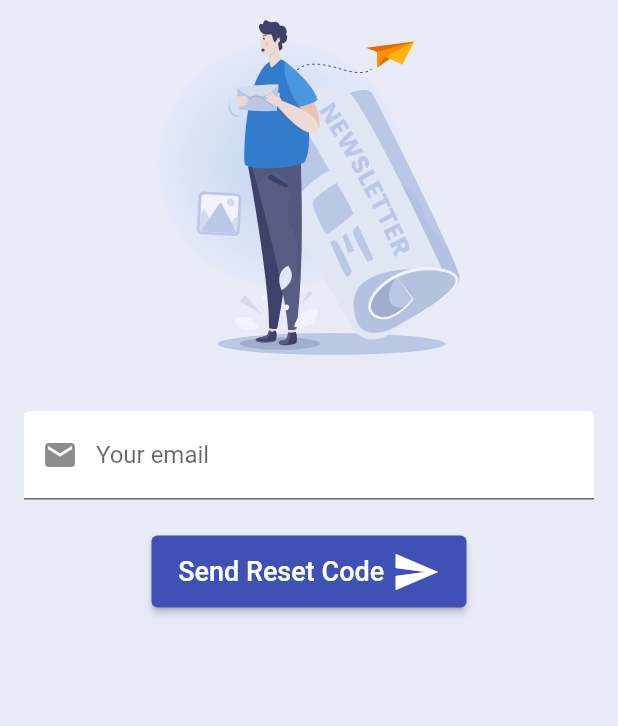
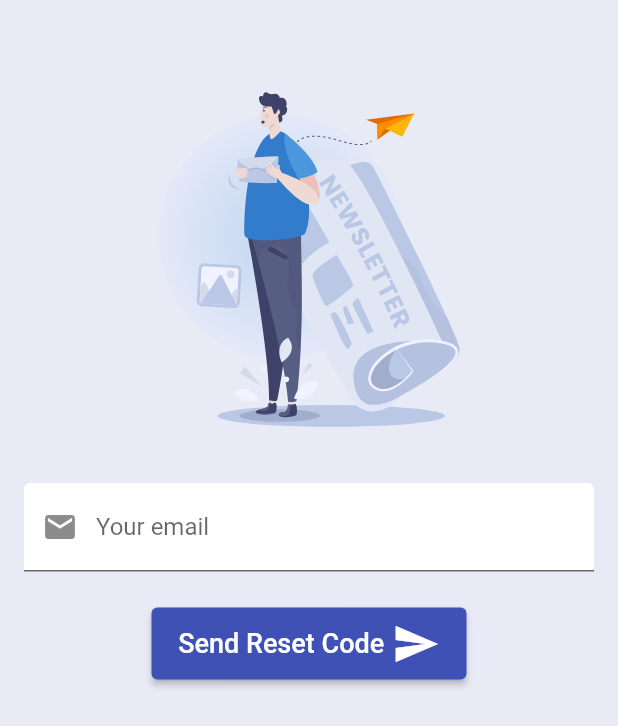
Before and after one commit to Digital-Queue/DigitalQueueAppOld, a Flutter app: the screen it shows after launch, after a tap on "Forgot Password?", on a phone screen of 412 x 824 dp. Shown: the top 726 px of the screen. Run offline on Flutter 3.47's test engine with Material 2 defaults, Android fonts, the phone set to English and light mode, and no system bars; our stand-ins replace flutter_svg; statements that could not run were skipped.

Commit message:
fix(): remove uncessary padding and use SingleChildScrollView padding

```diff
--- a/lib/pages/login.dart
+++ b/lib/pages/login.dart
@@ -32,6 +32,7 @@ class _LoginPageState extends State<LoginPage> {
   Widget build(BuildContext context) {
     return Scaffold(
       body: SingleChildScrollView(
+        padding: const EdgeInsets.only(top: 48),
         child: Padding(
           padding: const EdgeInsets.only(left: 16, right: 16),
           child: Column(
--- a/lib/pages/recover_account.dart
+++ b/lib/pages/recover_account.dart
@@ -27,6 +27,7 @@ class _RecoverAccountPageState extends State<RecoverAccountPage> {
   Widget build(BuildContext context) {
     return Scaffold(
       body: SingleChildScrollView(
+        padding: const EdgeInsets.only(top: 48),
         child: Column(
           mainAxisAlignment: MainAxisAlignment.center,
           crossAxisAlignment: CrossAxisAlignment.center,
@@ -42,7 +43,7 @@ class _RecoverAccountPageState extends State<RecoverAccountPage> {
               height: 24,
             ),
             Padding(
-              padding: EdgeInsets.only(left: 16, right: 16),
+              padding: const EdgeInsets.only(left: 16, right: 16),
               child: Column(
                 children: [
                   TextField(
--- a/lib/pages/register.dart
+++ b/lib/pages/register.dart
@@ -34,7 +34,6 @@ class _RegisterPageState extends State<RegisterPage> {
   Widget build(BuildContext context) {
     return Scaffold(
       body: SingleChildScrollView(
-        child: Padding(
         padding: const EdgeInsets.only(left: 16, right: 16),
         child: Column(
           crossAxisAlignment: CrossAxisAlignment.center,
@@ -118,7 +117,6 @@ class _RegisterPageState extends State<RegisterPage> {
           ],
         ),
       ),
-      ),
     );
   }
 }
```
Lines whose indentation alone changed are shown as unchanged.
